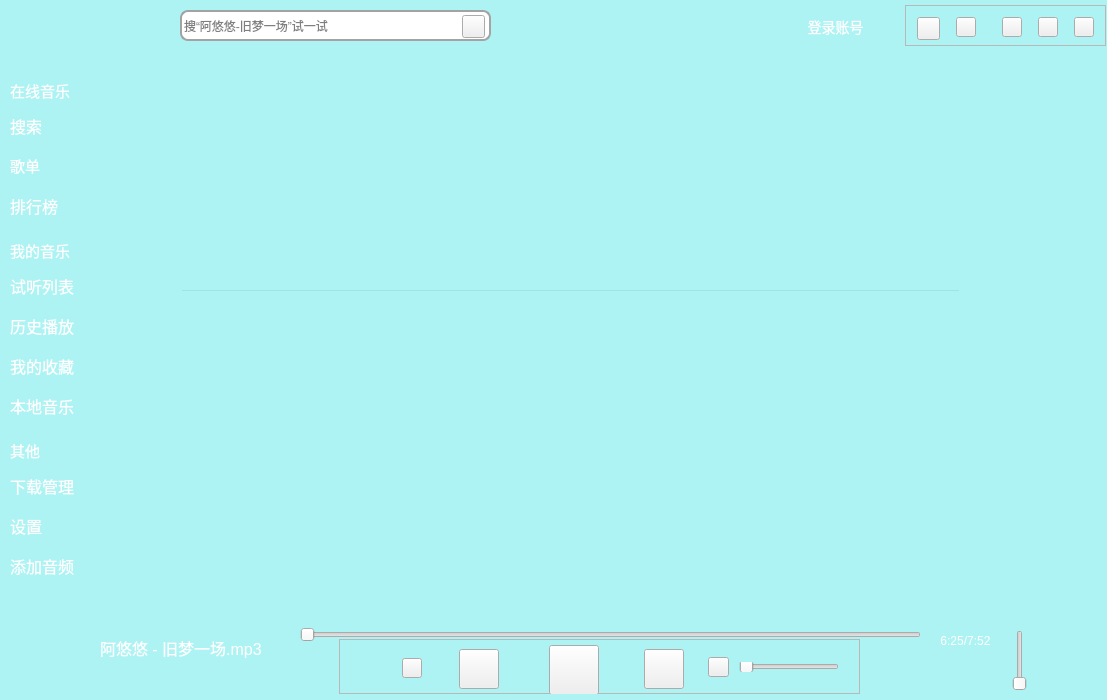
This is mainwindow.ui in HuaGouFdog/FdogMusicPlayer as Qt 5 draws it before an edit. The edited form follows.
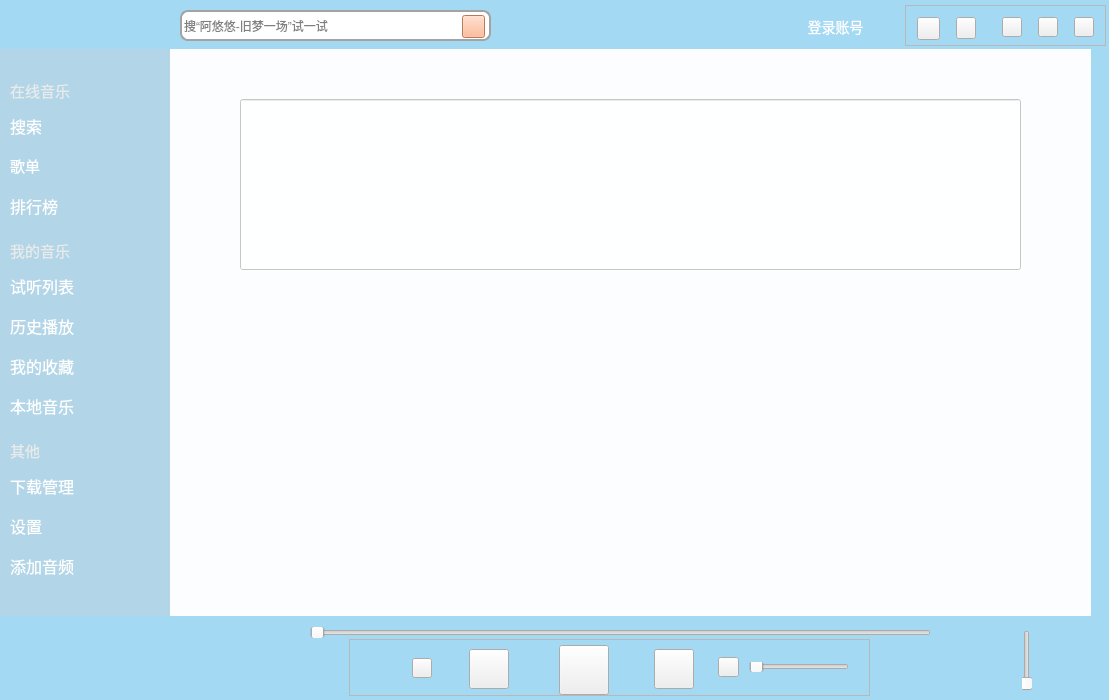
This is the edited form. The open tabs and pages were chosen to show the change. Icons and pictures are not drawn.

Diff of the .ui file:
```diff
--- a/mainwindow.ui
+++ b/mainwindow.ui
@@ -6,7 +6,7 @@
    <rect>
     <x>0</x>
     <y>0</y>
-    <width>1107</width>
+    <width>1109</width>
     <height>700</height>
    </rect>
   </property>
@@ -20,7 +20,7 @@
   <property name="styleSheet">
    <string notr="true">#centralWidget
 {
-border-image: url(:/lib/5.jpg);
+border-image: url(:/lib/timg (1).jpg);
 }</string>
   </property>
   <widget class="QWidget" name="centralWidget">
@@ -98,7 +98,7 @@
        <property name="minimumSize">
         <size>
          <width>20</width>
-         <height>20</height>
+         <height>22</height>
         </size>
        </property>
        <property name="styleSheet">
@@ -257,32 +257,11 @@
       <x>0</x>
       <y>0</y>
       <width>1111</width>
-      <height>51</height>
+      <height>701</height>
      </rect>
     </property>
     <property name="styleSheet">
-     <string notr="true">background-color: rgba(0, 255, 255,70);</string>
-    </property>
-    <property name="text">
-     <string/>
-    </property>
-   </widget>
-   <widget class="QLabel" name="label_6">
-    <property name="geometry">
-     <rect>
-      <x>-1</x>
-      <y>51</y>
-      <width>1111</width>
-      <height>651</height>
-     </rect>
-    </property>
-    <property name="font">
-     <font>
-      <pointsize>9</pointsize>
-     </font>
-    </property>
-    <property name="styleSheet">
-     <string notr="true">background-color: rgba(0, 255, 255,70);</string>
+     <string notr="true">background-color: rgba(0, 170, 255, 80);</string>
     </property>
     <property name="text">
      <string/>
@@ -291,10 +270,10 @@
    <widget class="QFrame" name="frame_2">
     <property name="geometry">
      <rect>
-      <x>339</x>
+      <x>349</x>
       <y>639</y>
       <width>521</width>
-      <height>55</height>
+      <height>57</height>
      </rect>
     </property>
     <property name="frameShape">
@@ -398,7 +377,7 @@
       </size>
      </property>
      <property name="styleSheet">
-      <string notr="true">border-image: url(:/lib/shangyiqu.png);</string>
+      <string notr="true">border-image: url(:/lib/xiayiqu.png);</string>
      </property>
      <property name="text">
       <string/>
@@ -433,10 +412,10 @@
     </property>
     <property name="geometry">
      <rect>
-      <x>300</x>
+      <x>310</x>
       <y>627</y>
       <width>621</width>
-      <height>16</height>
+      <height>11</height>
      </rect>
     </property>
     <property name="minimumSize">
@@ -464,7 +443,7 @@
    <widget class="QLabel" name="label">
     <property name="geometry">
      <rect>
-      <x>920</x>
+      <x>930</x>
       <y>630</y>
       <width>91</width>
       <height>21</height>
@@ -487,7 +466,7 @@
 color: rgb(255, 255, 255);</string>
     </property>
     <property name="text">
-     <string>6:25/7:52</string>
+     <string/>
     </property>
     <property name="alignment">
      <set>Qt::AlignCenter</set>
@@ -503,7 +482,7 @@
     <property name="geometry">
      <rect>
       <x>22</x>
-      <y>12</y>
+      <y>6</y>
       <width>123</width>
       <height>38</height>
      </rect>
@@ -521,8 +500,8 @@
    <widget class="QLabel" name="label_2">
     <property name="geometry">
      <rect>
-      <x>100</x>
-      <y>638</y>
+      <x>102</x>
+      <y>633</y>
       <width>181</width>
       <height>20</height>
      </rect>
@@ -533,20 +512,20 @@
 color: rgb(255, 255, 255);</string>
     </property>
     <property name="text">
-     <string>阿悠悠 - 旧梦一场.mp3</string>
+     <string/>
     </property>
    </widget>
    <widget class="QLabel" name="label_5">
     <property name="geometry">
      <rect>
-      <x>922</x>
+      <x>932</x>
       <y>660</y>
-      <width>31</width>
-      <height>30</height>
+      <width>25</width>
+      <height>25</height>
      </rect>
     </property>
     <property name="styleSheet">
-     <string notr="true">border-image: url(:/lib/ci-copy.png);</string>
+     <string notr="true">border-image: url(:/lib/ci.png);</string>
     </property>
     <property name="text">
      <string/>
@@ -555,10 +534,10 @@
    <widget class="QLabel" name="label_7">
     <property name="geometry">
      <rect>
-      <x>969</x>
+      <x>979</x>
       <y>660</y>
-      <width>31</width>
-      <height>31</height>
+      <width>25</width>
+      <height>25</height>
      </rect>
     </property>
     <property name="styleSheet">
@@ -606,7 +585,8 @@
      </rect>
     </property>
     <property name="styleSheet">
-     <string notr="true">border-image: url(:/lib/sousuo.png);</string>
+     <string notr="true">border-image: url(:/lib/sousuo.png);
+background-color: rgb(255, 170, 127);</string>
     </property>
     <property name="text">
      <string/>
@@ -652,10 +632,10 @@
    <widget class="QLabel" name="label_11">
     <property name="geometry">
      <rect>
-      <x>108</x>
-      <y>665</y>
+      <x>110</x>
+      <y>660</y>
       <width>20</width>
-      <height>20</height>
+      <height>18</height>
      </rect>
     </property>
     <property name="styleSheet">
@@ -669,9 +649,9 @@
    <widget class="QSlider" name="verticalSlider">
     <property name="geometry">
      <rect>
-      <x>1012</x>
+      <x>1022</x>
       <y>630</y>
-      <width>16</width>
+      <width>10</width>
       <height>61</height>
      </rect>
     </property>
@@ -697,7 +677,7 @@
     <property name="styleSheet">
      <string notr="true">
 font: 11pt;
-color: rgb(255, 255, 255);</string>
+color: rgb(234, 234, 234);</string>
     </property>
     <property name="text">
      <string>在线音乐</string>
@@ -718,7 +698,7 @@
     <property name="styleSheet">
      <string notr="true">
 font: 11pt;
-color: rgb(255, 255, 255);</string>
+color: rgb(234, 234, 234);</string>
     </property>
     <property name="text">
      <string>我的音乐</string>
@@ -744,7 +724,7 @@
     <property name="styleSheet">
      <string notr="true">
 font: 11pt;
-color: rgb(255, 255, 255);</string>
+color: rgb(234, 234, 234);</string>
     </property>
     <property name="text">
      <string>其他</string>
@@ -1153,14 +1133,14 @@
    <widget class="QLabel" name="label_10">
     <property name="geometry">
      <rect>
-      <x>44</x>
-      <y>640</y>
+      <x>46</x>
+      <y>634</y>
       <width>45</width>
       <height>45</height>
      </rect>
     </property>
     <property name="styleSheet">
-     <string notr="true">border-image: url(:/lib/QQ图片20200810205923.png);
+     <string notr="true">
 border-radius:4px;</string>
     </property>
     <property name="text">
@@ -1170,10 +1150,10 @@
    <widget class="QLabel" name="label_15">
     <property name="geometry">
      <rect>
-      <x>142</x>
-      <y>665</y>
+      <x>144</x>
+      <y>660</y>
       <width>20</width>
-      <height>20</height>
+      <height>18</height>
      </rect>
     </property>
     <property name="styleSheet">
@@ -1193,7 +1173,7 @@
      </rect>
     </property>
     <property name="styleSheet">
-     <string notr="true">background-color: rgba(255, 255, 255, 0);</string>
+     <string notr="true">background-color: rgba(255, 255, 255, 200);</string>
     </property>
     <property name="currentIndex">
      <number>2</number>
@@ -1508,8 +1488,8 @@
      <widget class="QLineEdit" name="lineEdit_4">
       <property name="geometry">
        <rect>
-        <x>10</x>
-        <y>240</y>
+        <x>70</x>
+        <y>50</y>
         <width>781</width>
         <height>171</height>
        </rect>
@@ -1540,8 +1520,40 @@
      <string>PushButton</string>
     </property>
    </widget>
+   <widget class="QLabel" name="label_16">
+    <property name="geometry">
+     <rect>
+      <x>0</x>
+      <y>49</y>
+      <width>170</width>
+      <height>567</height>
+     </rect>
+    </property>
+    <property name="styleSheet">
+     <string notr="true">background-color: rgba(206, 206, 206, 80);</string>
+    </property>
+    <property name="text">
+     <string/>
+    </property>
+   </widget>
+   <widget class="QLabel" name="label_17">
+    <property name="geometry">
+     <rect>
+      <x>20</x>
+      <y>650</y>
+      <width>21</width>
+      <height>16</height>
+     </rect>
+    </property>
+    <property name="styleSheet">
+     <string notr="true">border-image: url(:/lib/zhankai.png);</string>
+    </property>
+    <property name="text">
+     <string/>
+    </property>
+   </widget>
    <zorder>label_3</zorder>
-   <zorder>label_6</zorder>
+   <zorder>label_16</zorder>
    <zorder>frame_4</zorder>
    <zorder>frame_2</zorder>
    <zorder>horizontalSlider</zorder>
@@ -1574,6 +1586,7 @@
    <zorder>stackedWidget</zorder>
    <zorder>lineEdit_3</zorder>
    <zorder>pushButton_6</zorder>
+   <zorder>label_17</zorder>
   </widget>
  </widget>
  <layoutdefault spacing="6" margin="11"/>
```
